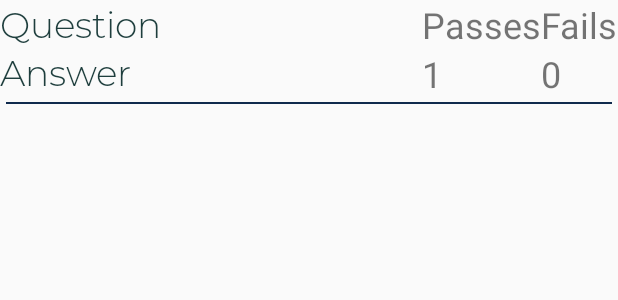
After one commit to KlenJavor/FingulariumKotlin, an Android app: the layout item_results.xml on its own in the app's theme, with its tools: preview values and no code run, on a phone screen of 412 x 824 dp. The commit adds this screen. Shown: the top 300 px of the screen. Run offline under Robolectric (Android 15) with nearby library versions, the phone set to English and light mode, and no system bars; network calls fail.

Commit message:
Results to ListView

```diff
--- a/app/src/main/java/com/example/fingularium/view/DetailsActivity.kt
+++ b/app/src/main/java/com/example/fingularium/view/DetailsActivity.kt
@@ -74,7 +74,7 @@ class DetailsActivity : AppCompatActivity() {
             startActivity(intent)
         }
 
-        //speak button aka full dictionary
+        //speak button aka full vocabulary
         speakButton.setOnClickListener {
             val intent = Intent(this@DetailsActivity, VocabularyActivity::class.java)
             intent.putExtra(MainActivity.EXTRA, i)
--- /dev/null
+++ b/app/src/main/res/layout/item_results.xml
@@ -0,0 +1,92 @@
+<?xml version="1.0" encoding="utf-8"?>
+
+
+<androidx.constraintlayout.widget.ConstraintLayout xmlns:android="http://schemas.android.com/apk/res/android"
+    xmlns:app="http://schemas.android.com/apk/res-auto"
+    xmlns:tools="http://schemas.android.com/tools"
+    android:id="@+id/frameLayout"
+    android:layout_width="match_parent"
+    android:layout_height="wrap_content"
+>
+
+
+    <TextView
+        android:id="@+id/question"
+
+        android:layout_height="wrap_content"
+        android:text="Question"
+        android:textColor="@color/thinfont"
+        android:textSize="24sp"
+        app:fontFamily="@font/montserrat_light"
+        app:layout_constraintStart_toStartOf="parent"
+        app:layout_constraintTop_toTopOf="parent"
+        android:layout_width="wrap_content" />
+
+    <TextView
+        android:id="@+id/answer"
+
+        android:layout_height="wrap_content"
+        android:text="Answer"
+        android:textColor="@color/thinfont"
+        android:textSize="24sp"
+        app:fontFamily="@font/montserrat_light"
+        app:layout_constraintStart_toStartOf="parent"
+        app:layout_constraintTop_toBottomOf="@+id/question"
+        android:layout_width="wrap_content" />
+
+    <LinearLayout
+        android:layout_width="wrap_content"
+        android:layout_height="wrap_content"
+        app:layout_constraintEnd_toStartOf="@+id/linearLayout"
+        app:layout_constraintTop_toTopOf="parent"
+        android:orientation="vertical">
+
+        <TextView
+            android:id="@+id/passes"
+            android:layout_height="wrap_content"
+            android:text="Passes"
+            android:textSize="24sp"
+            android:layout_width="wrap_content" />
+
+        <TextView
+            android:id="@+id/passNumber"
+            android:layout_width="wrap_content"
+            android:layout_height="wrap_content"
+            android:text="1"
+            android:textSize="24sp" />
+    </LinearLayout>
+
+    <LinearLayout
+        android:id="@+id/linearLayout"
+        android:layout_width="wrap_content"
+        android:layout_height="wrap_content"
+        app:layout_constraintEnd_toEndOf="parent"
+        app:layout_constraintTop_toTopOf="parent"
+        android:orientation="vertical">
+
+        <TextView
+            android:id="@+id/fails"
+            android:layout_height="wrap_content"
+            android:text="Fails"
+            android:textSize="24sp"
+            android:layout_width="wrap_content" />
+
+
+        <TextView
+            android:id="@+id/failNumber"
+            android:layout_width="wrap_content"
+            android:layout_height="wrap_content"
+            android:text="0"
+            android:textSize="24sp" />
+    </LinearLayout>
+
+    <View
+        android:id="@+id/divider2"
+        android:layout_width="match_parent"
+        android:layout_height="1dp"
+        android:layout_margin="4dp"
+        android:background="@color/icon"
+        app:layout_constraintBottom_toBottomOf="parent"
+        app:layout_constraintTop_toBottomOf="@+id/answer"
+        tools:layout_editor_absoluteX="0dp" />
+</androidx.constraintlayout.widget.ConstraintLayout>
--- a/app/src/main/res/values/strings.xml
+++ b/app/src/main/res/values/strings.xml
@@ -12,4 +12,5 @@
     <string name="current_time">03:13</string>
     <string name="total_time">6:12</string>
     <string name="statistics">Statistics</string>
+    <string name="quiz_results">Quiz results</string>
 </resources>
```
Also changed, not shown: app/src/main/AndroidManifest.xml (+7 -0 lines), app/src/main/java/com/example/fingularium/adapters/ResultsAdapter.kt (added, +41 -0 lines), app/src/main/java/com/example/fingularium/data/ResultsSingleton.kt (added, +15 -0 lines), app/src/main/java/com/example/fingularium/model/Question.kt (added, +8 -0 lines), app/src/main/java/com/example/fingularium/model/Result.kt (added, +31 -0 lines), app/src/main/java/com/example/fingularium/view/QuizActivity.kt (+27 -41 lines), app/src/main/java/com/example/fingularium/view/ResultsActivity.kt (added, +23 -0 lines), app/src/main/java/com/example/fingularium/view/ResultsItem.kt (added, +30 -0 lines), app/src/main/res/layout/activity_results.xml (added, +38 -0 lines), app/src/main/res/layout/item_alternative.xml (added, +14 -0 lines).
